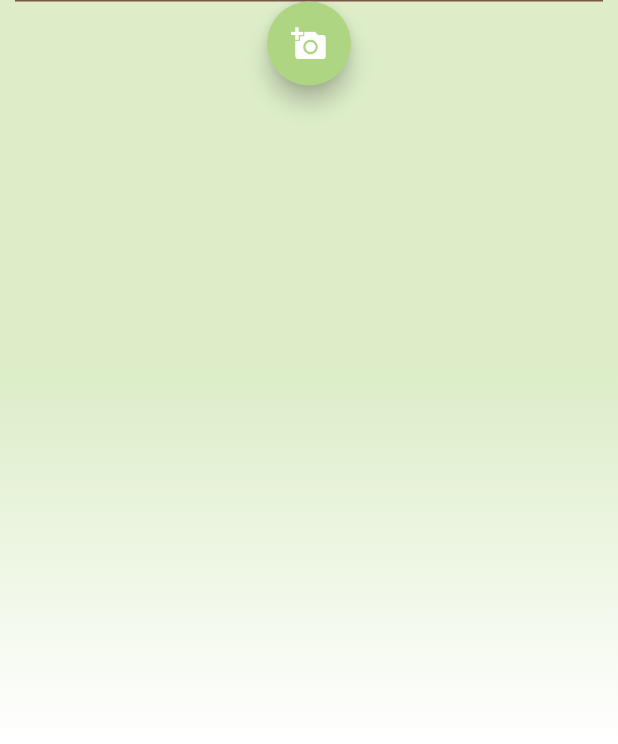
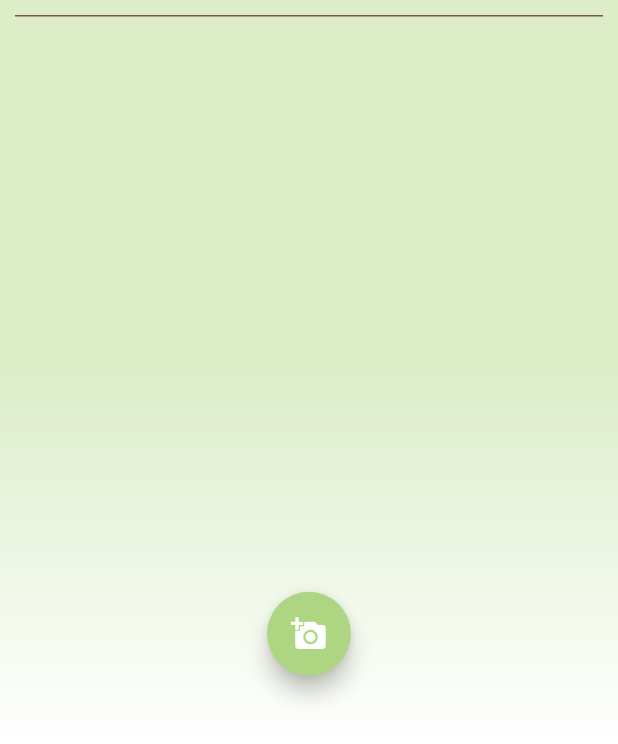
Before and after one commit to SanderKangur/scannit, a Flutter app: the ScanScreen screen opened directly, on a phone screen of 412 x 824 dp. Shown: the top 744 px of the screen. Run offline on Flutter 3.47's test engine with Material 2 defaults, Android fonts, the phone set to English and light mode, and no system bars; our stand-ins replace bloc, cloud_firestore, equatable, firebase_auth, flutter_bloc, font_awesome_flutter and 3 more; missing offline and left inert: firebase_ml_vision; accounts and stored records are empty.

Commit message:
fixed widget colors and alignments; close #11, close #12

```diff
--- a/scannit/lib/pages/login/create_account_button.dart
+++ b/scannit/lib/pages/login/create_account_button.dart
@@ -14,7 +14,7 @@ class CreateAccountButton extends StatelessWidget {
   Widget build(BuildContext context) {
     return FlatButton(
       child: Text(
-        'Create an Account',
+        'Sign up here!',
       ),
       onPressed: () {
         Navigator.of(context).push(
--- a/scannit/lib/pages/login/login_button.dart
+++ b/scannit/lib/pages/login/login_button.dart
@@ -13,9 +13,10 @@ class LoginButton extends StatelessWidget {
       shape: RoundedRectangleBorder(
         borderRadius: BorderRadius.circular(30.0),
       ),
-      color: Colors.lightGreenAccent,
+      color: Colors.lightGreen,
       onPressed: _onPressed,
-      child: Text('Login'),
+      child: Text('Login',
+      style: TextStyle(color: Colors.white,)),
     );
   }
 }
--- a/scannit/lib/pages/register/register_button.dart
+++ b/scannit/lib/pages/register/register_button.dart
@@ -13,9 +13,10 @@ class RegisterButton extends StatelessWidget {
       shape: RoundedRectangleBorder(
         borderRadius: BorderRadius.circular(30.0),
       ),
-      color: Colors.lightGreenAccent,
+      color: Colors.lightGreen,
       onPressed: _onPressed,
-      child: Text('Register'),
+      child: Text('Register',
+      style: TextStyle(color: Colors.white,))
     );
   }
 }
--- a/scannit/lib/pages/scan/scan_screen.dart
+++ b/scannit/lib/pages/scan/scan_screen.dart
@@ -99,23 +99,21 @@ class _ScanScreenState extends State<ScanScreen> {
           ),
           child: Column(
             children: <Widget>[
-              Align(
-                alignment: Alignment(0, -0.9),
-                child: Padding(
-                  padding:EdgeInsets.symmetric(
-                      horizontal: 10.0
-                  ),
-                  child:Container(
-                    height: 1.0,
-                    color: Colors.brown,),
+              Container(
+                margin: EdgeInsets.all(10.0),
+                child:Container(
+                  height: 1.0,
+                  color: Colors.brown,
                 ),
               ),
-              Center(
+              Expanded(
+                child: Container(
                   child: FloatingActionButton(
                     onPressed: takeImage,
                     backgroundColor: Colors.lightGreen[300],
                     child: Icon(Icons.add_a_photo),
                   )),
+              ),
             ],
           )
       ),
```
Also changed, not shown: scannit/lib/pages/blog/blog_screen.dart (+10 -9 lines), scannit/lib/pages/login/login_form.dart (+15 -10 lines), scannit/lib/pages/register/register_form.dart (+29 -18 lines), scannit/lib/pages/search/search_screen.dart (+7 -9 lines).
